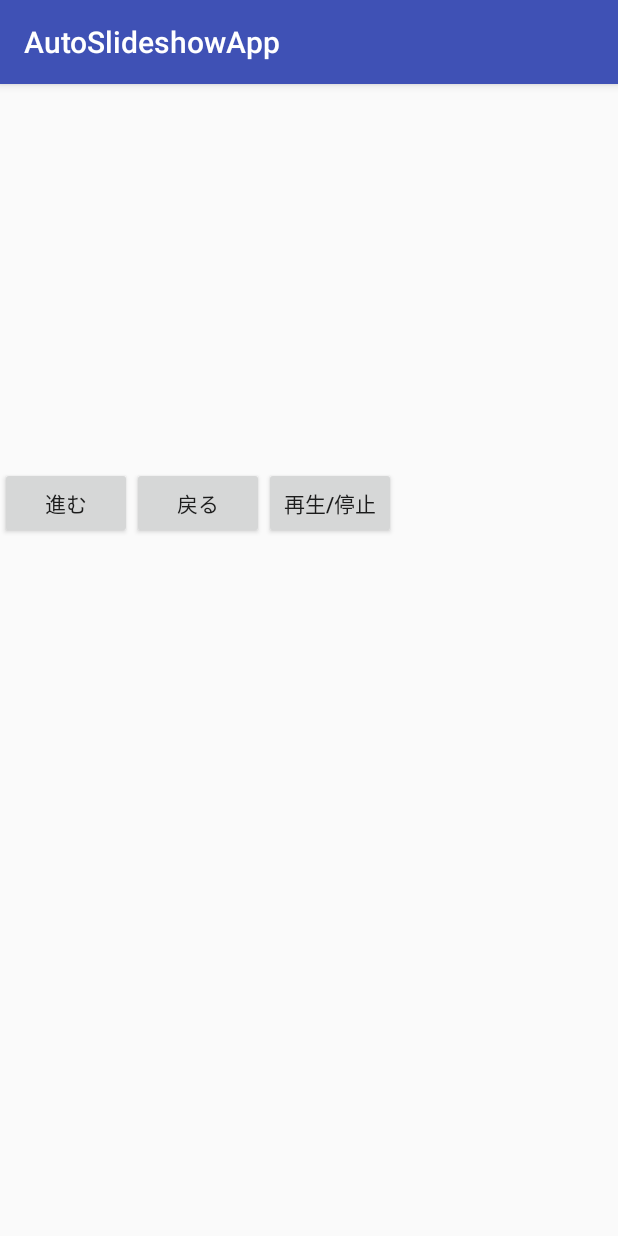
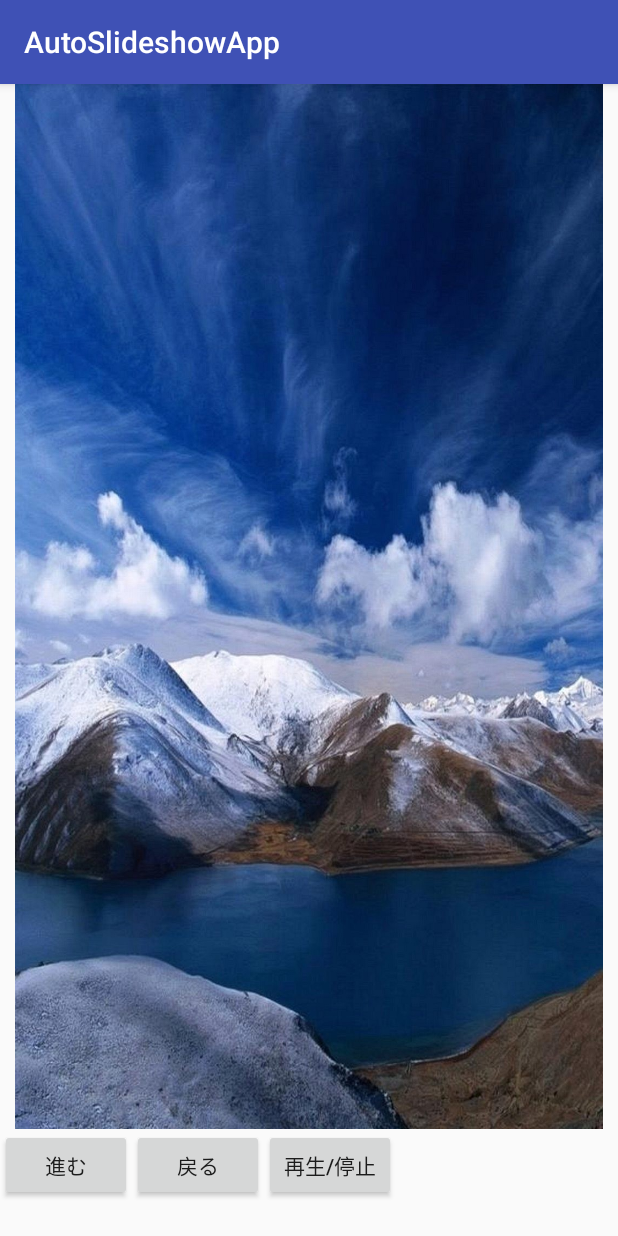
Before and after one commit to hiro-tomoda/AutoSlideshowApp, an Android app: the screen it shows after launch (MainActivity), on a phone screen of 412 x 824 dp. Run offline under Robolectric (Android 15) with nearby library versions, the phone set to English and light mode, and no system bars.

Commit message:
画像追加

```diff
--- a/app/src/main/res/layout/activity_main.xml
+++ b/app/src/main/res/layout/activity_main.xml
@@ -3,14 +3,17 @@
     xmlns:android="http://schemas.android.com/apk/res/android"
     android:layout_width="match_parent"
     android:layout_height="match_parent"
-    android:orientation="vertical">
+    android:orientation="vertical"
+    android:weightSum="1">
 
 
     <ImageView
         android:layout_width="match_parent"
         android:layout_height="255dp"
         android:id="@+id/imageView"
-        android:adjustViewBounds="true" />
+        android:src="@drawable/image1"
+        android:adjustViewBounds="true"
+        android:layout_weight="0.95" />
 
     <LinearLayout
         xmlns:android="http://schemas.android.com/apk/res/android"
```
Also changed, not shown: app/src/main/res/drawable/image1.jpg (added), app/src/main/res/drawable/image2.jpg (added), app/src/main/res/drawable/image3.jpg (added).
